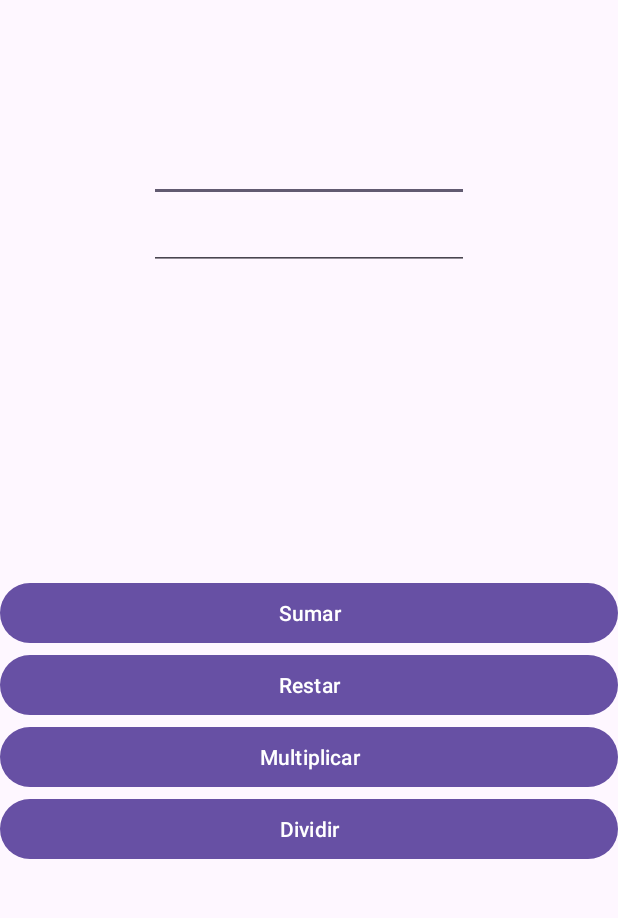
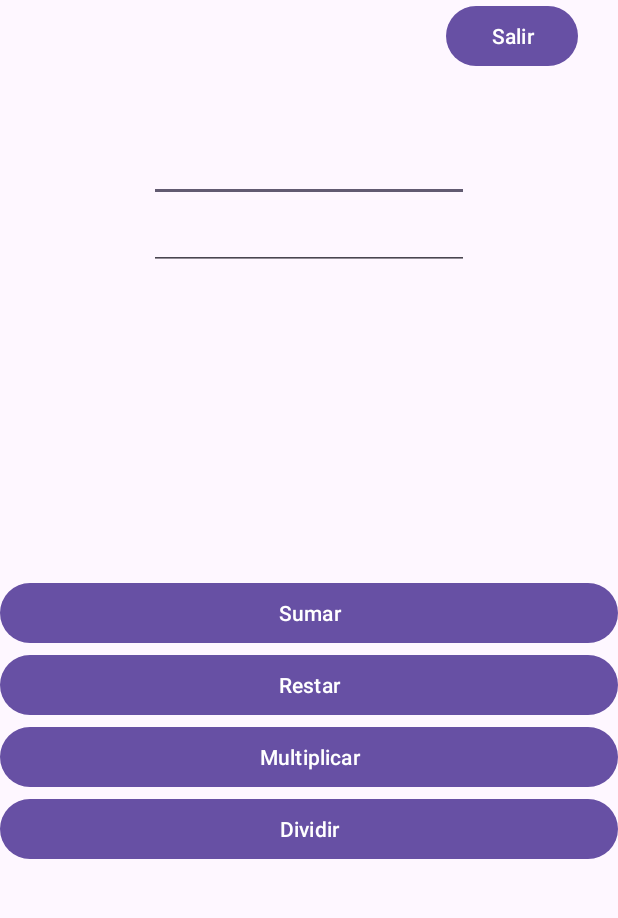
Before and after one commit to matiasblacker/calculadoraSimple, an Android app: the screen it shows after launch (MainActivity), on a phone screen of 412 x 824 dp, the part 113-1031 px from its top. Run offline under Robolectric (Android 15) with nearby library versions, the phone set to English and light mode, and no system bars.

Commit message:
boton salir

```diff
--- a/app/src/main/java/com/example/calculadorasimple/MainActivity.java
+++ b/app/src/main/java/com/example/calculadorasimple/MainActivity.java
@@ -24,6 +24,17 @@ public class MainActivity extends AppCompatActivity {
         Button btnrestar = findViewById(R.id.btnrestar);
         Button btnmultiplicar = findViewById(R.id.btnmultiplicar);
         Button btndividir = findViewById(R.id.btndividir);
+        Button btnsalir = findViewById(R.id.btnsalir);
+
+        btnsalir.setOnClickListener(new View.OnClickListener() {
+            @Override
+            public void onClick(View v) {
+                // Finalizar la actividad actual
+                finish();
+                // También puedes salir de la aplicación completamente si quieres
+                System.exit(0);
+            }
+        });
 
         // Operación de suma
         btnsumar.setOnClickListener(new View.OnClickListener() {
--- a/app/src/main/res/layout/activity_main.xml
+++ b/app/src/main/res/layout/activity_main.xml
@@ -87,4 +87,16 @@
             android:text="Dividir" />
     </LinearLayout>
 
+    <Button
+        android:id="@+id/btnsalir"
+        android:layout_width="wrap_content"
+        android:layout_height="wrap_content"
+        android:text="Salir"
+        app:layout_constraintBottom_toTopOf="@+id/resultado"
+        app:layout_constraintEnd_toEndOf="parent"
+        app:layout_constraintHorizontal_bias="0.918"
+        app:layout_constraintStart_toStartOf="parent"
+        app:layout_constraintTop_toTopOf="parent"
+        app:layout_constraintVertical_bias="1.0" />
+
 </androidx.constraintlayout.widget.ConstraintLayout>
```
